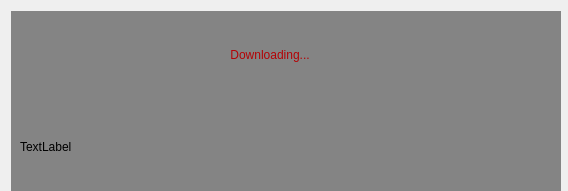
The window that loading.ui (gaozhuang63/hackitem) describes before a commit, drawn with Qt 5.
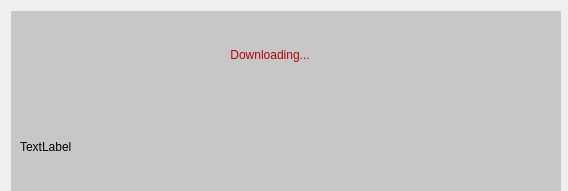
The same window after the commit.

The edit to the form file:
```diff
--- a/loading.ui
+++ b/loading.ui
@@ -41,7 +41,7 @@
       </size>
      </property>
      <property name="styleSheet">
-      <string notr="true">background-color:rgb(132, 132, 132)</string>
+      <string notr="true">background-color:rgb(199, 199, 199)</string>
      </property>
      <layout class="QVBoxLayout" name="verticalLayout">
       <property name="spacing">
```
